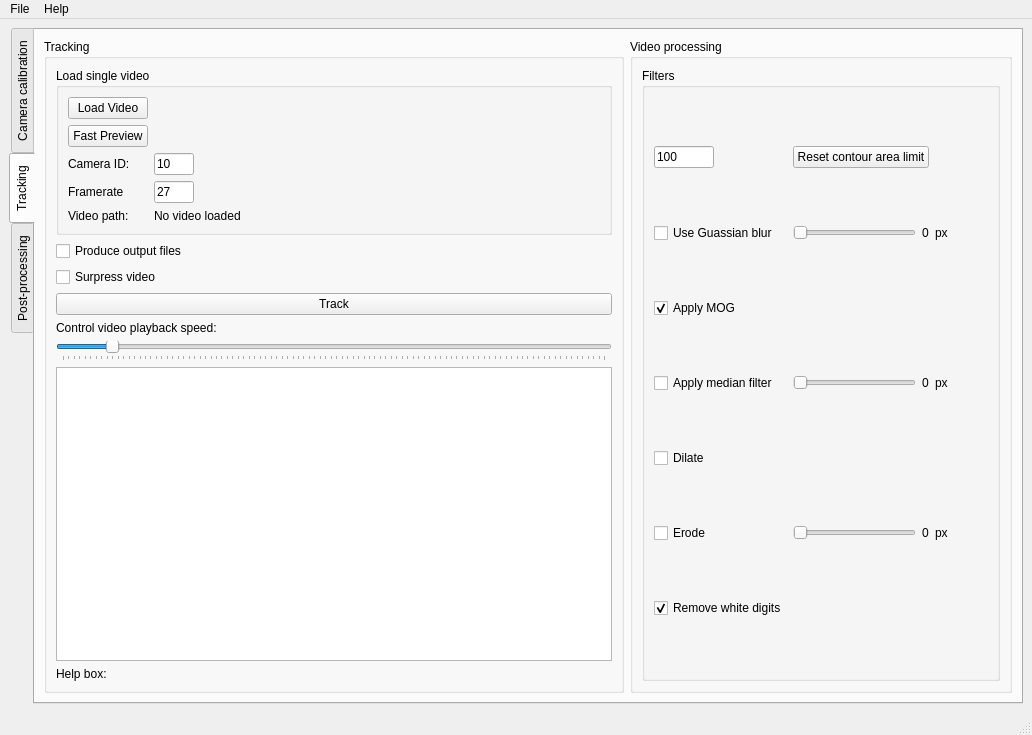
The window that tracker_ui.ui (Fishified/FishTracker) describes before a commit, drawn with Qt 5.
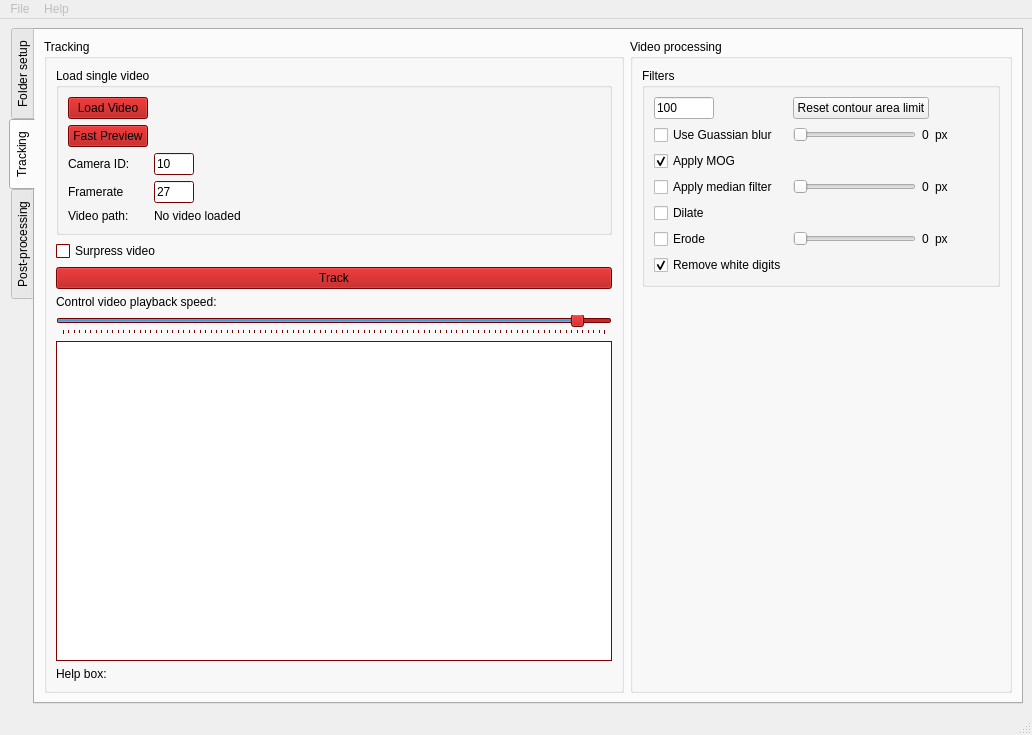
The same window after the commit. The open tabs and pages were chosen to show the change.

Patch:
```diff
--- a/tracker_ui.ui
+++ b/tracker_ui.ui
@@ -24,7 +24,7 @@
   </property>
   <widget class="QWidget" name="centralwidget">
    <layout class="QGridLayout" name="gridLayout">
-    <item row="0" column="1">
+    <item row="0" column="0">
      <widget class="QTabWidget" name="tabWidget">
       <property name="enabled">
        <bool>true</bool>
@@ -39,14 +39,14 @@
        <enum>QTabWidget::Rounded</enum>
       </property>
       <property name="currentIndex">
-       <number>2</number>
+       <number>0</number>
       </property>
       <property name="movable">
        <bool>true</bool>
       </property>
       <widget class="QWidget" name="tab_6">
        <attribute name="title">
-        <string>Camera calibration</string>
+        <string>Folder setup</string>
        </attribute>
        <layout class="QGridLayout" name="gridLayout_7">
         <item row="0" column="0">
@@ -58,6 +58,138 @@
            <enum>QFrame::Raised</enum>
           </property>
           <layout class="QGridLayout" name="gridLayout_11">
+           <item row="2" column="0" colspan="2">
+            <widget class="QGroupBox" name="groupBox_6">
+             <property name="title">
+              <string>Calibration Parameters</string>
+             </property>
+             <layout class="QGridLayout" name="gridLayout_12">
+              <item row="1" column="1">
+               <widget class="QLineEdit" name="cameraID_LE">
+                <property name="sizePolicy">
+                 <sizepolicy hsizetype="Fixed" vsizetype="Fixed">
+                  <horstretch>0</horstretch>
+                  <verstretch>0</verstretch>
+                 </sizepolicy>
+                </property>
+                <property name="minimumSize">
+                 <size>
+                  <width>100</width>
+                  <height>0</height>
+                 </size>
+                </property>
+                <property name="maximumSize">
+                 <size>
+                  <width>60</width>
+                  <height>16777215</height>
+                 </size>
+                </property>
+               </widget>
+              </item>
+              <item row="2" column="1">
+               <widget class="QLineEdit" name="distance2pnts_LE">
+                <property name="sizePolicy">
+                 <sizepolicy hsizetype="Fixed" vsizetype="Fixed">
+                  <horstretch>0</horstretch>
+                  <verstretch>0</verstretch>
+                 </sizepolicy>
+                </property>
+                <property name="minimumSize">
+                 <size>
+                  <width>100</width>
+                  <height>0</height>
+                 </size>
+                </property>
+                <property name="maximumSize">
+                 <size>
+                  <width>60</width>
+                  <height>16777215</height>
+                 </size>
+                </property>
+               </widget>
+              </item>
+              <item row="4" column="1">
+               <widget class="QPushButton" name="calMakeCalFile_B">
+                <property name="text">
+                 <string>Make calibration files</string>
+                </property>
+               </widget>
+              </item>
+              <item row="3" column="1">
+               <widget class="QLineEdit" name="refDistance_LE">
+                <property name="sizePolicy">
+                 <sizepolicy hsizetype="Fixed" vsizetype="Fixed">
+                  <horstretch>0</horstretch>
+                  <verstretch>0</verstretch>
+                 </sizepolicy>
+                </property>
+                <property name="minimumSize">
+                 <size>
+                  <width>100</width>
+                  <height>0</height>
+                 </size>
+                </property>
+                <property name="maximumSize">
+                 <size>
+                  <width>60</width>
+                  <height>16777215</height>
+                 </size>
+                </property>
+               </widget>
+              </item>
+              <item row="3" column="0">
+               <widget class="QLabel" name="label_15">
+                <property name="text">
+                 <string>Distance of known point to reference point:</string>
+                </property>
+               </widget>
+              </item>
+              <item row="0" column="1">
+               <widget class="QLineEdit" name="trialIndex_LE">
+                <property name="sizePolicy">
+                 <sizepolicy hsizetype="Fixed" vsizetype="Fixed">
+                  <horstretch>0</horstretch>
+                  <verstretch>0</verstretch>
+                 </sizepolicy>
+                </property>
+                <property name="minimumSize">
+                 <size>
+                  <width>100</width>
+                  <height>0</height>
+                 </size>
+                </property>
+                <property name="maximumSize">
+                 <size>
+                  <width>60</width>
+                  <height>16777215</height>
+                 </size>
+                </property>
+               </widget>
+              </item>
+              <item row="2" column="0">
+               <widget class="QLabel" name="label_14">
+                <property name="text">
+                 <string>Distance between points 1 and 2 (m):</string>
+                </property>
+               </widget>
+              </item>
+              <item row="1" column="0">
+               <widget class="QLabel" name="label_13">
+                <property name="text">
+                 <string>Enter camera ID:</string>
+                </property>
+               </widget>
+              </item>
+              <item row="0" column="0">
+               <widget class="QLabel" name="label_12">
+                <property name="text">
+                 <string>Enter trial index:</string>
+                </property>
+               </widget>
+              </item>
+             </layout>
+            </widget>
+           </item>
            <item row="3" column="0">
             <spacer name="verticalSpacer">
              <property name="orientation">
@@ -71,17 +203,54 @@
              </property>
             </spacer>
            </item>
-           <item row="0" column="1">
-            <widget class="QPushButton" name="calCalibrate_B">
-             <property name="text">
-              <string>Calibrate</string>
+           <item row="0" column="0" colspan="2">
+            <widget class="QGroupBox" name="groupBox_12">
+             <property name="title">
+              <string>Chose path to videos</string>
              </property>
+             <layout class="QGridLayout" name="gridLayout_22">
+              <item row="0" column="1">
+               <widget class="QPushButton" name="calChosepath_B">
+                <property name="text">
+                 <string>Chose path</string>
+                </property>
+               </widget>
+              </item>
+              <item row="1" column="0">
+               <widget class="QLabel" name="label_20">
+                <property name="text">
+                 <string>Active path:</string>
+                </property>
+               </widget>
+              </item>
+              <item row="1" column="1">
+               <widget class="QLabel" name="calLabelPath_L">
+                <property name="text">
+                 <string>No path specified</string>
+                </property>
+               </widget>
+              </item>
+              <item row="2" column="1">
+               <widget class="QPushButton" name="calChoseExisting_B">
+                <property name="text">
+                 <string>Chose existing calibration path</string>
+                </property>
+               </widget>
+              </item>
+              <item row="2" column="0">
+               <widget class="QLabel" name="label_8">
+                <property name="text">
+                 <string>Chose prexisting calibrations:</string>
+                </property>
+               </widget>
+              </item>
+             </layout>
             </widget>
            </item>
-           <item row="0" column="0">
+           <item row="1" column="0" colspan="2">
             <widget class="QGroupBox" name="groupBox_10">
              <property name="title">
-              <string>Video</string>
+              <string>New video calibration</string>
              </property>
              <layout class="QVBoxLayout" name="verticalLayout_8">
               <item>
@@ -91,6 +260,13 @@
                 </property>
                </widget>
               </item>
+              <item>
+               <widget class="QPushButton" name="calCalibrate_B">
+                <property name="text">
+                 <string>Calibrate</string>
+                </property>
+               </widget>
+              </item>
               <item>
                <widget class="QLabel" name="calVideo_L">
                 <property name="text">
@@ -101,206 +277,6 @@
              </layout>
             </widget>
            </item>
-           <item row="1" column="0" colspan="2">
-            <widget class="QGroupBox" name="groupBox_6">
-             <property name="title">
-              <string>Parameters</string>
-             </property>
-             <layout class="QGridLayout" name="gridLayout_12">
-              <item row="2" column="0">
-               <widget class="QLabel" name="label_14">
-                <property name="text">
-                 <string>Distance between points 1 and 2 (m):</string>
-                </property>
-               </widget>
-              </item>
-              <item row="1" column="1">
-               <widget class="QLineEdit" name="cameraID_LE">
-                <property name="sizePolicy">
-                 <sizepolicy hsizetype="Fixed" vsizetype="Fixed">
-                  <horstretch>0</horstretch>
-                  <verstretch>0</verstretch>
-                 </sizepolicy>
-                </property>
-                <property name="minimumSize">
-                 <size>
-                  <width>100</width>
-                  <height>0</height>
-                 </size>
-                </property>
-                <property name="maximumSize">
-                 <size>
-                  <width>60</width>
-                  <height>16777215</height>
-                 </size>
-                </property>
-               </widget>
-              </item>
-              <item row="1" column="0">
-               <widget class="QLabel" name="label_13">
-                <property name="text">
-                 <string>Enter camera ID:</string>
-                </property>
-               </widget>
-              </item>
-              <item row="0" column="1">
-               <widget class="QLineEdit" name="trialIndex_LE">
-                <property name="sizePolicy">
-                 <sizepolicy hsizetype="Fixed" vsizetype="Fixed">
-                  <horstretch>0</horstretch>
-                  <verstretch>0</verstretch>
-                 </sizepolicy>
-                </property>
-                <property name="minimumSize">
-                 <size>
-                  <width>100</width>
-                  <height>0</height>
-                 </size>
-                </property>
-                <property name="maximumSize">
-                 <size>
-                  <width>60</width>
-                  <height>16777215</height>
-                 </size>
-                </property>
-               </widget>
-              </item>
-              <item row="0" column="0">
-               <widget class="QLabel" name="label_12">
-                <property name="text">
-                 <string>Enter trial index:</string>
-                </property>
-               </widget>
-              </item>
-              <item row="2" column="1">
-               <widget class="QLineEdit" name="distance2pnts_LE">
-                <property name="sizePolicy">
-                 <sizepolicy hsizetype="Fixed" vsizetype="Fixed">
-                  <horstretch>0</horstretch>
-                  <verstretch>0</verstretch>
-                 </sizepolicy>
-                </property>
-                <property name="minimumSize">
-                 <size>
-                  <width>100</width>
-                  <height>0</height>
-                 </size>
-                </property>
-                <property name="maximumSize">
-                 <size>
-                  <width>60</width>
-                  <height>16777215</height>
-                 </size>
-                </property>
-               </widget>
-              </item>
-              <item row="3" column="0">
-               <widget class="QLabel" name="label_15">
-                <property name="text">
-                 <string>Distance of known point to reference point:</string>
-                </property>
-               </widget>
-              </item>
-              <item row="3" column="1">
-               <widget class="QLineEdit" name="refDistance_LE">
-                <property name="sizePolicy">
-                 <sizepolicy hsizetype="Fixed" vsizetype="Fixed">
-                  <horstretch>0</horstretch>
-                  <verstretch>0</verstretch>
-                 </sizepolicy>
-                </property>
-                <property name="minimumSize">
-                 <size>
-                  <width>100</width>
-                  <height>0</height>
-                 </size>
-                </property>
-                <property name="maximumSize">
-                 <size>
-                  <width>60</width>
-                  <height>16777215</height>
-                 </size>
-                </property>
-               </widget>
-              </item>
-              <item row="4" column="1">
-               <widget class="QPushButton" name="calMakeCalFile_B">
-                <property name="text">
-                 <string>Make calibration files</string>
-                </property>
-               </widget>
-              </item>
-             </layout>
-            </widget>
-           </item>
-           <item row="2" column="0">
-            <widget class="QGroupBox" name="groupBox_11">
-             <property name="enabled">
-              <bool>false</bool>
-             </property>
-             <property name="title">
-              <string>Output</string>
-             </property>
-             <layout class="QGridLayout" name="gridLayout_13">
-              <item row="0" column="0">
-               <widget class="QLabel" name="label_16">
-                <property name="text">
-                 <string>m/px:</string>
-                </property>
-               </widget>
-              </item>
-              <item row="3" column="0">
-               <widget class="QLabel" name="label_19">
-                <property name="text">
-                 <string>Distance in the y (m) of points 1 and 2 from reference point:</string>
-                </property>
-               </widget>
-              </item>
-              <item row="2" column="0">
-               <widget class="QLabel" name="label_18">
-                <property name="text">
-                 <string>Distance in the x (m) of points 1 and 2 from reference point:</string>
-                </property>
-               </widget>
-              </item>
-              <item row="1" column="0">
-               <widget class="QLabel" name="label_17">
-                <property name="text">
-                 <string>px/m:</string>
-                </property>
-               </widget>
-              </item>
-              <item row="0" column="1">
-               <widget class="QLabel" name="mpxLabel">
-                <property name="text">
-                 <string>TextLabel</string>
-                </property>
-               </widget>
-              </item>
-              <item row="1" column="1">
-               <widget class="QLabel" name="pxmLabel">
-                <property name="text">
-                 <string>TextLabel</string>
-                </property>
-               </widget>
-              </item>
-              <item row="2" column="1">
-               <widget class="QLabel" name="distancexLabel">
-                <property name="text">
-                 <string>TextLabel</string>
-                </property>
-               </widget>
-              </item>
-              <item row="3" column="1">
-               <widget class="QLabel" name="distanceyLabel">
-                <property name="text">
-                 <string>TextLabel</string>
-                </property>
-               </widget>
-              </item>
-             </layout>
-            </widget>
-           </item>
           </layout>
          </widget>
         </item>
@@ -342,17 +318,428 @@
              <layout class="QVBoxLayout" name="verticalLayout">
               <item>
                <widget class="QGroupBox" name="groupBox">
+                <property name="palette">
+                 <palette>
+                  <active>
+                   <colorrole role="WindowText">
+                    <brush brushstyle="SolidPattern">
+                     <color alpha="255">
+                      <red>0</red>
+                      <green>0</green>
+                      <blue>0</blue>
+                     </color>
+                    </brush>
+                   </colorrole>
+                   <colorrole role="Button">
+                    <brush brushstyle="SolidPattern">
+                     <color alpha="255">
+                      <red>170</red>
+                      <green>0</green>
+                      <blue>0</blue>
+                     </color>
+                    </brush>
+                   </colorrole>
+                   <colorrole role="Light">
+                    <brush brushstyle="SolidPattern">
+                     <color alpha="255">
+                      <red>255</red>
+                      <green>0</green>
+                      <blue>0</blue>
+                     </color>
+                    </brush>
+                   </colorrole>
+                   <colorrole role="Midlight">
+                    <brush brushstyle="SolidPattern">
+                     <color alpha="255">
+                      <red>212</red>
+                      <green>0</green>
+                      <blue>0</blue>
+                     </color>
+                    </brush>
+                   </colorrole>
+                   <colorrole role="Dark">
+                    <brush brushstyle="SolidPattern">
+                     <color alpha="255">
+                      <red>85</red>
+                      <green>0</green>
+                      <blue>0</blue>
+                     </color>
+                    </brush>
+                   </colorrole>
+                   <colorrole role="Mid">
+                    <brush brushstyle="SolidPattern">
+                     <color alpha="255">
+                      <red>113</red>
+                      <green>0</green>
+                      <blue>0</blue>
+                     </color>
+                    </brush>
+                   </colorrole>
+                   <colorrole role="Text">
+                    <brush brushstyle="SolidPattern">
+                     <color alpha="255">
+                      <red>0</red>
+                      <green>0</green>
+                      <blue>0</blue>
+                     </color>
+                    </brush>
+                   </colorrole>
+                   <colorrole role="BrightText">
+                    <brush brushstyle="SolidPattern">
+                     <color alpha="255">
+                      <red>255</red>
+                      <green>255</green>
+                      <blue>255</blue>
+                     </color>
+                    </brush>
+                   </colorrole>
+                   <colorrole role="ButtonText">
+                    <brush brushstyle="SolidPattern">
+                     <color alpha="255">
+                      <red>0</red>
+                      <green>0</green>
+                      <blue>0</blue>
+                     </color>
+                    </brush>
+                   </colorrole>
+                   <colorrole role="Base">
+                    <brush brushstyle="SolidPattern">
+                     <color alpha="255">
+                      <red>255</red>
+                      <green>255</green>
+                      <blue>255</blue>
+                     </color>
+                    </brush>
+                   </colorrole>
+                   <colorrole role="Window">
+                    <brush brushstyle="SolidPattern">
+                     <color alpha="255">
+                      <red>170</red>
+                      <green>0</green>
+                      <blue>0</blue>
+                     </color>
+                    </brush>
+                   </colorrole>
+                   <colorrole role="Shadow">
+                    <brush brushstyle="SolidPattern">
+                     <color alpha="255">
+                      <red>0</red>
+                      <green>0</green>
+                      <blue>0</blue>
+                     </color>
+                    </brush>
+                   </colorrole>
+                   <colorrole role="AlternateBase">
+                    <brush brushstyle="SolidPattern">
+                     <color alpha="255">
+                      <red>212</red>
+                      <green>127</green>
+                      <blue>127</blue>
+                     </color>
+                    </brush>
+                   </colorrole>
+                   <colorrole role="ToolTipBase">
+                    <brush brushstyle="SolidPattern">
+                     <color alpha="255">
+                      <red>255</red>
+                      <green>255</green>
+                      <blue>220</blue>
+                     </color>
+                    </brush>
+                   </colorrole>
+                   <colorrole role="ToolTipText">
+                    <brush brushstyle="SolidPattern">
+                     <color alpha="255">
+                      <red>0</red>
+                      <green>0</green>
+                      <blue>0</blue>
+                     </color>
+                    </brush>
+                   </colorrole>
+                  </active>
+                  <inactive>
+                   <colorrole role="WindowText">
+                    <brush brushstyle="SolidPattern">
+                     <color alpha="255">
+                      <red>0</red>
+                      <green>0</green>
+                      <blue>0</blue>
+                     </color>
+                    </brush>
+                   </colorrole>
+                   <colorrole role="Button">
+                    <brush brushstyle="SolidPattern">
+                     <color alpha="255">
+                      <red>170</red>
+                      <green>0</green>
+                      <blue>0</blue>
+                     </color>
+                    </brush>
+                   </colorrole>
+                   <colorrole role="Light">
+                    <brush brushstyle="SolidPattern">
+                     <color alpha="255">
+                      <red>255</red>
+                      <green>0</green>
+                      <blue>0</blue>
+                     </color>
+                    </brush>
+                   </colorrole>
+                   <colorrole role="Midlight">
+                    <brush brushstyle="SolidPattern">
+                     <color alpha="255">
+                      <red>212</red>
+                      <green>0</green>
+                      <blue>0</blue>
+                     </color>
+                    </brush>
+                   </colorrole>
+                   <colorrole role="Dark">
+                    <brush brushstyle="SolidPattern">
+                     <color alpha="255">
+                      <red>85</red>
+                      <green>0</green>
+                      <blue>0</blue>
+                     </color>
+                    </brush>
+                   </colorrole>
+                   <colorrole role="Mid">
+                    <brush brushstyle="SolidPattern">
+                     <color alpha="255">
+                      <red>113</red>
+                      <green>0</green>
+                      <blue>0</blue>
+                     </color>
+                    </brush>
+                   </colorrole>
+                   <colorrole role="Text">
+                    <brush brushstyle="SolidPattern">
+                     <color alpha="255">
+                      <red>0</red>
+                      <green>0</green>
+                      <blue>0</blue>
+                     </color>
+                    </brush>
+                   </colorrole>
+                   <colorrole role="BrightText">
+                    <brush brushstyle="SolidPattern">
+                     <color alpha="255">
+                      <red>255</red>
+                      <green>255</green>
+                      <blue>255</blue>
+                     </color>
+                    </brush>
+                   </colorrole>
+                   <colorrole role="ButtonText">
+                    <brush brushstyle="SolidPattern">
+                     <color alpha="255">
+                      <red>0</red>
+                      <green>0</green>
+                      <blue>0</blue>
+                     </color>
+                    </brush>
+                   </colorrole>
+                   <colorrole role="Base">
+                    <brush brushstyle="SolidPattern">
+                     <color alpha="255">
+                      <red>255</red>
+                      <green>255</green>
+                      <blue>255</blue>
+                     </color>
+                    </brush>
+                   </colorrole>
+                   <colorrole role="Window">
+                    <brush brushstyle="SolidPattern">
+                     <color alpha="255">
+                      <red>170</red>
+                      <green>0</green>
+                      <blue>0</blue>
+                     </color>
+                    </brush>
+                   </colorrole>
+                   <colorrole role="Shadow">
+                    <brush brushstyle="SolidPattern">
+                     <color alpha="255">
+                      <red>0</red>
+                      <green>0</green>
+                      <blue>0</blue>
+                     </color>
+                    </brush>
+                   </colorrole>
+                   <colorrole role="AlternateBase">
+                    <brush brushstyle="SolidPattern">
+                     <color alpha="255">
+                      <red>212</red>
+                      <green>127</green>
+                      <blue>127</blue>
+                     </color>
+                    </brush>
+                   </colorrole>
+                   <colorrole role="ToolTipBase">
+                    <brush brushstyle="SolidPattern">
+                     <color alpha="255">
+                      <red>255</red>
+                      <green>255</green>
+                      <blue>220</blue>
+                     </color>
+                    </brush>
+                   </colorrole>
+                   <colorrole role="ToolTipText">
+                    <brush brushstyle="SolidPattern">
+                     <color alpha="255">
+                      <red>0</red>
+                      <green>0</green>
+                      <blue>0</blue>
+                     </color>
+                    </brush>
+                   </colorrole>
+                  </inactive>
+                  <disabled>
+                   <colorrole role="WindowText">
+                    <brush brushstyle="SolidPattern">
+                     <color alpha="255">
+                      <red>85</red>
+                      <green>0</green>
+                      <blue>0</blue>
+                     </color>
+                    </brush>
+                   </colorrole>
+                   <colorrole role="Button">
+                    <brush brushstyle="SolidPattern">
+                     <color alpha="255">
+                      <red>170</red>
+                      <green>0</green>
+                      <blue>0</blue>
+                     </color>
+                    </brush>
+                   </colorrole>
+                   <colorrole role="Light">
+                    <brush brushstyle="SolidPattern">
+                     <color alpha="255">
+                      <red>255</red>
+                      <green>0</green>
+                      <blue>0</blue>
+                     </color>
+                    </brush>
+                   </colorrole>
+                   <colorrole role="Midlight">
+                    <brush brushstyle="SolidPattern">
+                     <color alpha="255">
+                      <red>212</red>
+                      <green>0</green>
+                      <blue>0</blue>
+                     </color>
+                    </brush>
+                   </colorrole>
+                   <colorrole role="Dark">
+                    <brush brushstyle="SolidPattern">
+                     <color alpha="255">
+                      <red>85</red>
+                      <green>0</green>
+                      <blue>0</blue>
+                     </color>
+                    </brush>
+                   </colorrole>
+                   <colorrole role="Mid">
+                    <brush brushstyle="SolidPattern">
+                     <color alpha="255">
+                      <red>113</red>
+                      <green>0</green>
+                      <blue>0</blue>
+                     </color>
+                    </brush>
+                   </colorrole>
+                   <colorrole role="Text">
+                    <brush brushstyle="SolidPattern">
+                     <color alpha="255">
+                      <red>85</red>
+                      <green>0</green>
+                      <blue>0</blue>
+                     </color>
+                    </brush>
+                   </colorrole>
+                   <colorrole role="BrightText">
+                    <brush brushstyle="SolidPattern">
+                     <color alpha="255">
+                      <red>255</red>
+                      <green>255</green>
+                      <blue>255</blue>
+                     </color>
+                    </brush>
+                   </colorrole>
+                   <colorrole role="ButtonText">
+                    <brush brushstyle="SolidPattern">
+                     <color alpha="255">
+                      <red>85</red>
+                      <green>0</green>
+                      <blue>0</blue>
+                     </color>
+                    </brush>
+                   </colorrole>
+                   <colorrole role="Base">
+                    <brush brushstyle="SolidPattern">
+                     <color alpha="255">
+                      <red>170</red>
+                      <green>0</green>
+                      <blue>0</blue>
+                     </color>
+                    </brush>
+                   </colorrole>
+                   <colorrole role="Window">
+                    <brush brushstyle="SolidPattern">
+                     <color alpha="255">
+                      <red>170</red>
+                      <green>0</green>
+                      <blue>0</blue>
+                     </color>
+                    </brush>
+                   </colorrole>
+                   <colorrole role="Shadow">
+                    <brush brushstyle="SolidPattern">
+                     <color alpha="255">
+                      <red>0</red>
+                      <green>0</green>
+                      <blue>0</blue>
+                     </color>
+                    </brush>
+                   </colorrole>
+                   <colorrole role="AlternateBase">
+                    <brush brushstyle="SolidPattern">
+                     <color alpha="255">
+                      <red>170</red>
+                      <green>0</green>
+                      <blue>0</blue>
+                     </color>
+                    </brush>
+                   </colorrole>
+                   <colorrole role="ToolTipBase">
+                    <brush brushstyle="SolidPattern">
+                     <color alpha="255">
+                      <red>255</red>
+                      <green>255</green>
+                      <blue>220</blue>
+                     </color>
+                    </brush>
+                   </colorrole>
+                   <colorrole role="ToolTipText">
+                    <brush brushstyle="SolidPattern">
+                     <color alpha="255">
+                      <red>0</red>
+                      <green>0</green>
+                      <blue>0</blue>
+                     </color>
+                    </brush>
+                   </colorrole>
+                  </disabled>
+                 </palette>
+                </property>
+                <property name="autoFillBackground">
+                 <bool>false</bool>
+                </property>
                 <property name="title">
                  <string>Tracking</string>
                 </property>
                 <layout class="QGridLayout" name="gridLayout_2">
-                 <item row="7" column="1">
-                  <widget class="QLabel" name="label_21">
-                   <property name="text">
-                    <string>Help box:</string>
-                   </property>
-                  </widget>
-                 </item>
                  <item row="0" column="1">
                   <widget class="QGroupBox" name="groupBox_7">
                    <property name="toolTip">
@@ -488,7 +875,14 @@
                    </layout>
                   </widget>
                  </item>
-                 <item row="2" column="1">
+                 <item row="6" column="1">
+                  <widget class="QLabel" name="label_21">
+                   <property name="text">
+                    <string>Help box:</string>
+                   </property>
+                  </widget>
+                 </item>
+                 <item row="1" column="1">
                   <widget class="QCheckBox" name="novidCheckBox">
                    <property name="enabled">
                     <bool>true</bool>
@@ -504,17 +898,30 @@
                    </property>
                   </widget>
                  </item>
-                 <item row="1" column="1">
-                  <widget class="QCheckBox" name="outputCheckBox">
+                 <item row="3" column="1">
+                  <widget class="QLabel" name="label_control_Playback">
                    <property name="text">
-                    <string>Produce output files</string>
-                   </property>
-                   <property name="checked">
-                    <bool>false</bool>
+                    <string>Control video playback speed:</string>
                    </property>
                   </widget>
                  </item>
                  <item row="5" column="1">
+                  <widget class="QTextBrowser" name="track_TE"/>
+                 </item>
+                 <item row="2" column="1">
+                  <widget class="QPushButton" name="trkTrack_B">
+                   <property name="toolTip">
+                    <string>Starts object tracking on currently loaded video.</string>
+                   </property>
+                   <property name="text">
+                    <string>Track</string>
+                   </property>
+                   <property name="checkable">
+                    <bool>true</bool>
+                   </property>
+                  </widget>
+                 </item>
+                 <item row="4" column="1">
                   <widget class="QSlider" name="playbackSlider">
                    <property name="toolTip">
                     <string>Speed up or slow down video</string>
@@ -526,7 +933,7 @@
                     <number>1000</number>
                    </property>
                    <property name="value">
-                    <number>100</number>
+                    <number>950</number>
                    </property>
                    <property name="orientation">
                     <enum>Qt::Horizontal</enum>
@@ -536,29 +943,6 @@
                    </property>
                   </widget>
                  </item>
-                 <item row="3" column="1">
-                  <widget class="QPushButton" name="trkTrack_B">
-                   <property name="toolTip">
-                    <string>Starts object tracking on currently loaded video.</string>
-                   </property>
-                   <property name="text">
-                    <string>Track</string>
-                   </property>
-                   <property name="checkable">
-                    <bool>true</bool>
-                   </property>
-                  </widget>
-                 </item>
-                 <item row="4" column="1">
-                  <widget class="QLabel" name="label_control_Playback">
-                   <property name="text">
-                    <string>Control video playback speed:</string>
-                   </property>
-                  </widget>
-                 </item>
-                 <item row="6" column="1">
-                  <widget class="QTextBrowser" name="track_TE"/>
-                 </item>
                 </layout>
                </widget>
               </item>
@@ -799,6 +1183,19 @@
                <zorder>trkContour_B</zorder>
               </widget>
              </item>
+             <item row="1" column="0">
+              <spacer name="verticalSpacer_3">
+               <property name="orientation">
+                <enum>Qt::Vertical</enum>
+               </property>
+               <property name="sizeHint" stdset="0">
+                <size>
+                 <width>20</width>
+                 <height>40</height>
+                </size>
+               </property>
+              </spacer>
+             </item>
             </layout>
            </widget>
           </item>
@@ -1257,11 +1654,17 @@
     </rect>
    </property>
    <widget class="QMenu" name="menuFile">
+    <property name="enabled">
+     <bool>false</bool>
+    </property>
     <property name="title">
      <string>File</string>
     </property>
    </widget>
    <widget class="QMenu" name="menuHelp">
+    <property name="enabled">
+     <bool>false</bool>
+    </property>
     <property name="title">
      <string>Help</string>
     </property>
```
